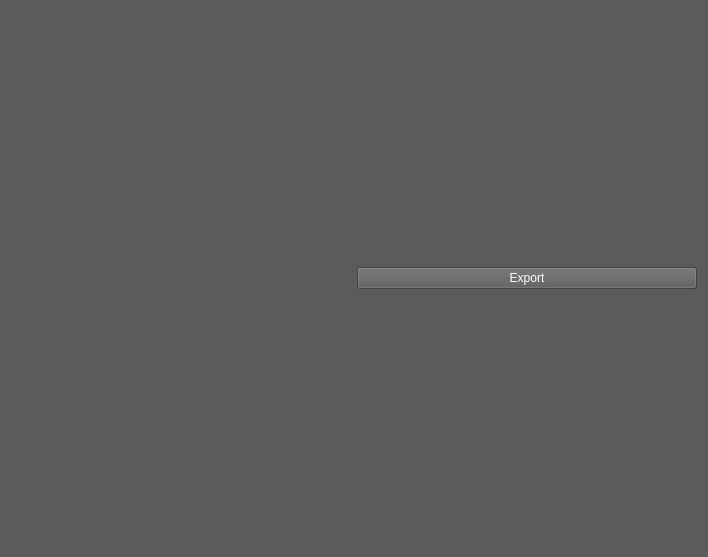
mk4me/hm-mde-one, file branches/communication_refactorization/src/edr/src/plugins/medusaExporter/ui/medusaExporter.ui: the form before one commit.
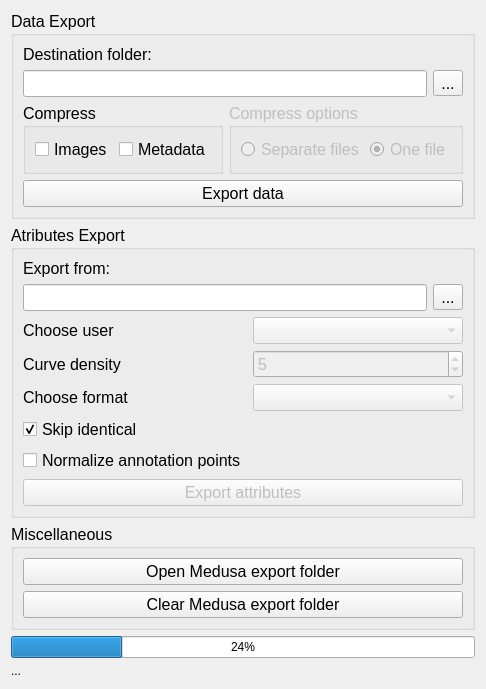
The form after the commit. Icons and pictures are not drawn.

```diff
--- a/branches/communication_refactorization/src/edr/src/plugins/medusaExporter/ui/medusaExporter.ui
+++ b/branches/communication_refactorization/src/edr/src/plugins/medusaExporter/ui/medusaExporter.ui
@@ -6,33 +6,339 @@
    <rect>
     <x>0</x>
     <y>0</y>
-    <width>708</width>
-    <height>557</height>
+    <width>428</width>
+    <height>636</height>
    </rect>
   </property>
   <property name="windowTitle">
    <string>Form</string>
   </property>
   <property name="styleSheet">
-   <string notr="true">background-color: rgb(91,91,91);
-color: white
+   <string notr="true">/*background-color: rgb(91,91,91);
+color: white*/
 </string>
   </property>
-  <layout class="QHBoxLayout" name="horizontalLayout">
+  <layout class="QVBoxLayout" name="verticalLayout">
    <item>
-    <widget class="QLabel" name="logo">
-     <property name="text">
-      <string/>
-     </property>
-     <property name="pixmap">
-      <pixmap resource="medusaExporterRC.qrc">:/medusaExporter/images/medusa.png</pixmap>
+    <layout class="QHBoxLayout" name="horizontalLayout">
+     <item>
+      <widget class="QWidget" name="widget" native="true">
+       <layout class="QVBoxLayout" name="verticalLayout_5">
+        <property name="margin">
+         <number>0</number>
+        </property>
+        <item>
+         <widget class="QGroupBox" name="dataBox">
+          <property name="font">
+           <font>
+            <pointsize>12</pointsize>
+           </font>
+          </property>
+          <property name="title">
+           <string>Data Export</string>
+          </property>
+          <layout class="QGridLayout" name="gridLayout_2">
+           <item row="3" column="1" colspan="2">
+            <widget class="QGroupBox" name="compressOptionBox">
+             <property name="enabled">
+              <bool>false</bool>
+             </property>
+             <property name="sizePolicy">
+              <sizepolicy hsizetype="Expanding" vsizetype="Preferred">
+               <horstretch>0</horstretch>
+               <verstretch>0</verstretch>
+              </sizepolicy>
+             </property>
+             <property name="title">
+              <string>Compress options</string>
+             </property>
+             <property name="flat">
+              <bool>false</bool>
+             </property>
+             <layout class="QHBoxLayout" name="horizontalLayout_6">
+              <item>
+               <widget class="QRadioButton" name="separateRadio">
+                <property name="sizePolicy">
+                 <sizepolicy hsizetype="Expanding" vsizetype="Fixed">
+                  <horstretch>0</horstretch>
+                  <verstretch>0</verstretch>
+                 </sizepolicy>
+                </property>
+                <property name="text">
+                 <string>Separate files</string>
+                </property>
+               </widget>
+              </item>
+              <item>
+               <widget class="QRadioButton" name="togetherRadio">
+                <property name="text">
+                 <string>One file</string>
+                </property>
+                <property name="checked">
+                 <bool>true</bool>
+                </property>
+               </widget>
+              </item>
+             </layout>
+            </widget>
+           </item>
+           <item row="3" column="0">
+            <widget class="QGroupBox" name="compressBox">
+             <property name="sizePolicy">
+              <sizepolicy hsizetype="Preferred" vsizetype="Preferred">
+               <horstretch>0</horstretch>
+               <verstretch>0</verstretch>
+              </sizepolicy>
+             </property>
+             <property name="title">
+              <string>Compress</string>
+             </property>
+             <layout class="QHBoxLayout" name="horizontalLayout_5">
+              <item>
+               <widget class="QCheckBox" name="imagesCheck">
+                <property name="text">
+                 <string>Images</string>
+                </property>
+               </widget>
+              </item>
+              <item>
+               <widget class="QCheckBox" name="metaCheck">
+                <property name="text">
+                 <string>Metadata</string>
+                </property>
+               </widget>
+              </item>
+             </layout>
+            </widget>
+           </item>
+           <item row="0" column="0">
+            <widget class="QLabel" name="label_3">
+             <property name="text">
+              <string>Destination folder:</string>
+             </property>
+            </widget>
+           </item>
+           <item row="4" column="0" colspan="3">
+            <widget class="QPushButton" name="extractButton">
+             <property name="text">
+              <string>Export data</string>
+             </property>
+             <property name="checkable">
+              <bool>true</bool>
+             </property>
+             <property name="checked">
+              <bool>false</bool>
+             </property>
+             <property name="flat">
+              <bool>false</bool>
+             </property>
+            </widget>
+           </item>
+           <item row="1" column="2">
+            <widget class="QToolButton" name="extractToButton">
+             <property name="text">
+              <string>...</string>
+             </property>
+            </widget>
+           </item>
+           <item row="1" column="0" colspan="2">
+            <widget class="QLineEdit" name="extractToLineEdit"/>
+           </item>
+          </layout>
+         </widget>
+        </item>
+        <item>
+         <spacer name="verticalSpacer">
+          <property name="orientation">
+           <enum>Qt::Vertical</enum>
+          </property>
+          <property name="sizeHint" stdset="0">
+           <size>
+            <width>20</width>
+            <height>40</height>
+           </size>
+          </property>
+         </spacer>
+        </item>
+        <item>
+         <widget class="QGroupBox" name="atributesBox">
+          <property name="enabled">
+           <bool>true</bool>
+          </property>
+          <property name="font">
+           <font>
+            <pointsize>12</pointsize>
+           </font>
+          </property>
+          <property name="title">
+           <string>Atributes Export</string>
+          </property>
+          <layout class="QGridLayout" name="gridLayout">
+           <item row="8" column="0" colspan="3">
+            <widget class="QPushButton" name="exportButton">
+             <property name="enabled">
+              <bool>false</bool>
+             </property>
+             <property name="text">
+              <string>Export attributes</string>
+             </property>
+             <property name="checkable">
+              <bool>true</bool>
+             </property>
+            </widget>
+           </item>
+           <item row="1" column="0">
+            <widget class="QLabel" name="label_4">
+             <property name="text">
+              <string>Export from:</string>
+             </property>
+            </widget>
+           </item>
+           <item row="3" column="0">
+            <widget class="QLabel" name="label">
+             <property name="text">
+              <string>Choose user</string>
+             </property>
+            </widget>
+           </item>
+           <item row="6" column="0">
+            <widget class="QCheckBox" name="skipIdenticalComboBox">
+             <property name="enabled">
+              <bool>true</bool>
+             </property>
+             <property name="text">
+              <string>Skip identical</string>
+             </property>
+             <property name="checked">
+              <bool>true</bool>
+             </property>
+            </widget>
+           </item>
+           <item row="5" column="0">
+            <widget class="QLabel" name="label_6">
+             <property name="text">
+              <string>Choose format</string>
+             </property>
+            </widget>
+           </item>
+           <item row="7" column="0">
+            <widget class="QCheckBox" name="normalizePointsCheck">
+             <property name="text">
+              <string>Normalize annotation points</string>
+             </property>
+            </widget>
+           </item>
+           <item row="4" column="1" colspan="2">
+            <widget class="QSpinBox" name="curveDensitySpinBox">
+             <property name="enabled">
+              <bool>false</bool>
+             </property>
+             <property name="value">
+              <number>5</number>
+             </property>
+            </widget>
+           </item>
+           <item row="5" column="1" colspan="2">
+            <widget class="QComboBox" name="chooseFormatComboBox">
+             <property name="enabled">
+              <bool>false</bool>
+             </property>
+            </widget>
+           </item>
+           <item row="3" column="1" colspan="2">
+            <widget class="QComboBox" name="chooseUserComboBox">
+             <property name="enabled">
+              <bool>false</bool>
+             </property>
+            </widget>
+           </item>
+           <item row="4" column="0">
+            <widget class="QLabel" name="label_2">
+             <property name="text">
+              <string>Curve density</string>
+             </property>
+            </widget>
+           </item>
+           <item row="2" column="2">
+            <widget class="QToolButton" name="exportFromButton">
+             <property name="text">
+              <string>...</string>
+             </property>
+            </widget>
+           </item>
+           <item row="2" column="0" colspan="2">
+            <widget class="QLineEdit" name="exportFromLineEdit">
+             <property name="frame">
+              <bool>true</bool>
+             </property>
+             <property name="readOnly">
+              <bool>true</bool>
+             </property>
+            </widget>
+           </item>
+          </layout>
+         </widget>
+        </item>
+        <item>
+         <spacer name="verticalSpacer_2">
+          <property name="orientation">
+           <enum>Qt::Vertical</enum>
+          </property>
+          <property name="sizeHint" stdset="0">
+           <size>
+            <width>20</width>
+            <height>40</height>
+           </size>
+          </property>
+         </spacer>
+        </item>
+        <item>
+         <widget class="QGroupBox" name="miscBox">
+          <property name="font">
+           <font>
+            <pointsize>12</pointsize>
+           </font>
+          </property>
+          <property name="title">
+           <string>Miscellaneous</string>
+          </property>
+          <layout class="QVBoxLayout" name="verticalLayout_4">
+           <item>
+            <widget class="QPushButton" name="openMedusaFolderButton">
+             <property name="text">
+              <string>Open Medusa export folder</string>
+             </property>
+            </widget>
+           </item>
+           <item>
+            <widget class="QPushButton" name="clearMedusaFolderButton">
+             <property name="text">
+              <string>Clear Medusa export folder</string>
+             </property>
+             <property name="checkable">
+              <bool>true</bool>
+             </property>
+            </widget>
+           </item>
+          </layout>
+         </widget>
+        </item>
+       </layout>
+      </widget>
+     </item>
+    </layout>
+   </item>
+   <item>
+    <widget class="QProgressBar" name="progressBar">
+     <property name="value">
+      <number>24</number>
      </property>
     </widget>
    </item>
    <item>
-    <widget class="QPushButton" name="exportButton">
+    <widget class="QLabel" name="progressBarLabel">
      <property name="text">
-      <string>Export</string>
+      <string>...</string>
      </property>
     </widget>
    </item>
```
Left out of the diff: 6 changed lines with no effect on the pictures.
